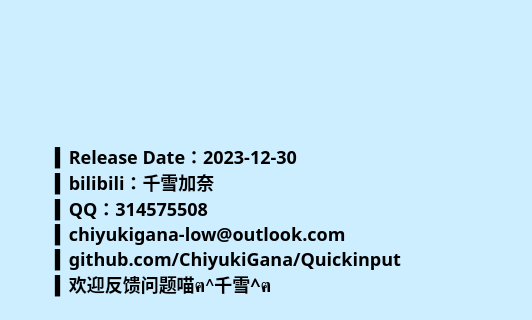
First picture: the form in .ui/AboutUi.ui, repository hongliangdu/Quickinput, before the edit; both pictures show x 0 to 532 and y 0 to 320 of the 640 by 440 pixel window.
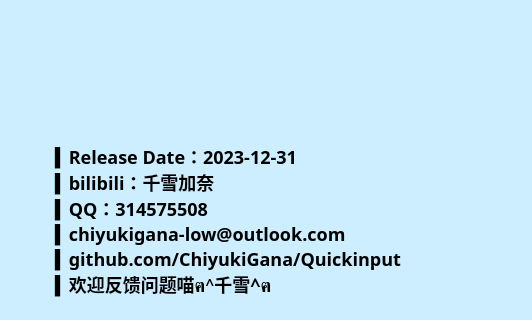
Second picture: the form after the edit. Icons and pictures are not drawn.

Patch:
```diff
--- a/.ui/AboutUi.ui
+++ b/.ui/AboutUi.ui
@@ -77,7 +77,7 @@
 QLabel:hover{color:#00F;}</string>
      </property>
      <property name="text">
-      <string>▍Release Date：2023-12-30
+      <string>▍Release Date：2023-12-31
 ▍bilibili：千雪加奈
 ▍QQ：314575508
 ▍chiyukigana-low@outlook.com
```
